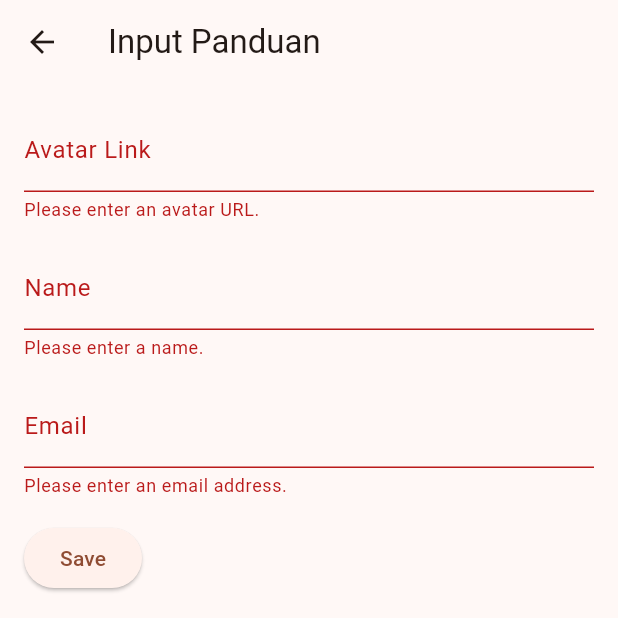
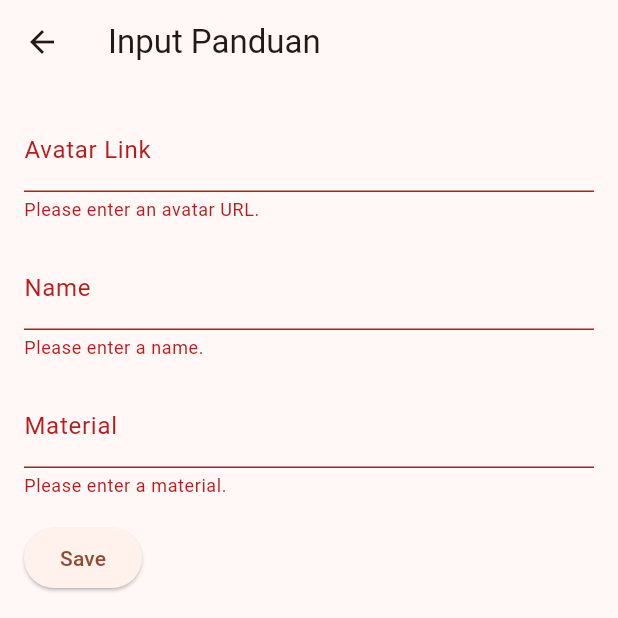
Before and after one commit to silvianurb/uts_silvianurb_mobile2, a Flutter app: the InputPage screen opened directly, after a tap on "Save", on a phone screen of 412 x 824 dp, the top half of it. Run offline on Flutter 3.47's test engine with Material 3 defaults, Android fonts, the phone set to English and light mode, and no system bars; our stand-ins replace animated_splash_screen, dio, flutter_bloc, lottie.

Commit message:
new nich

```diff
--- a/lib/pages/input.dart
+++ b/lib/pages/input.dart
@@ -80,13 +80,10 @@ class _InputPageState extends State<InputPage> {
               SizedBox(height: 16.0),
               TextFormField(
                 controller: _emailController,
-                decoration: InputDecoration(labelText: 'Email'),
+                decoration: InputDecoration(labelText: 'Material'),
                 validator: (value) {
                   if (value == null || value.isEmpty) {
-                    return 'Please enter an email address.';
-                  } else if (!RegExp(r'^[\w-]+(\.[\w-]+)*@[\w-]+(\.[\w-]+)+$')
-                      .hasMatch(value)) {
-                    return 'Please enter a valid email address.';
+                    return 'Please enter a material.';
                   }
                   return null;
                 },
```
Also changed, not shown: lib/artikel_screen.dart (+43 -1 lines), lib/pages/panduan_screen.dart (+9 -3 lines).
